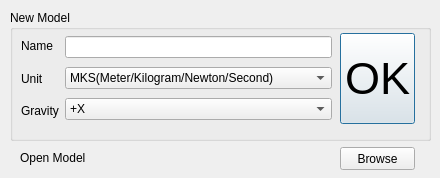
This is project/xdynamics/xdynamics/xdynamics/newModel.ui in metakonga/metakonga as Qt 5 draws it before an edit. The edited form follows.
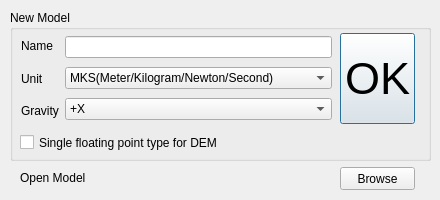
This is the edited form.

Patch:
```diff
--- a/project/xdynamics/xdynamics/xdynamics/newModel.ui
+++ b/project/xdynamics/xdynamics/xdynamics/newModel.ui
@@ -10,7 +10,7 @@
     <x>0</x>
     <y>0</y>
     <width>440</width>
-    <height>178</height>
+    <height>200</height>
    </rect>
   </property>
   <property name="sizePolicy">
@@ -28,7 +28,7 @@
   <property name="maximumSize">
    <size>
     <width>440</width>
-    <height>178</height>
+    <height>200</height>
    </size>
   </property>
   <property name="windowTitle">
@@ -43,7 +43,7 @@
      <x>10</x>
      <y>10</y>
      <width>421</width>
-     <height>131</height>
+     <height>151</height>
     </rect>
    </property>
    <property name="font">
@@ -163,12 +163,25 @@
      </item>
     </layout>
    </widget>
+   <widget class="QCheckBox" name="CBH_SingleFloating">
+    <property name="geometry">
+     <rect>
+      <x>10</x>
+      <y>123</y>
+      <width>211</width>
+      <height>19</height>
+     </rect>
+    </property>
+    <property name="text">
+     <string>Single floating point type for DEM</string>
+    </property>
+   </widget>
   </widget>
   <widget class="QLabel" name="LOpenModel">
    <property name="geometry">
     <rect>
      <x>20</x>
-     <y>150</y>
+     <y>170</y>
      <width>81</width>
      <height>16</height>
     </rect>
@@ -181,7 +194,7 @@
    <property name="geometry">
     <rect>
      <x>340</x>
-     <y>147</y>
+     <y>167</y>
      <width>75</width>
      <height>23</height>
     </rect>
```
